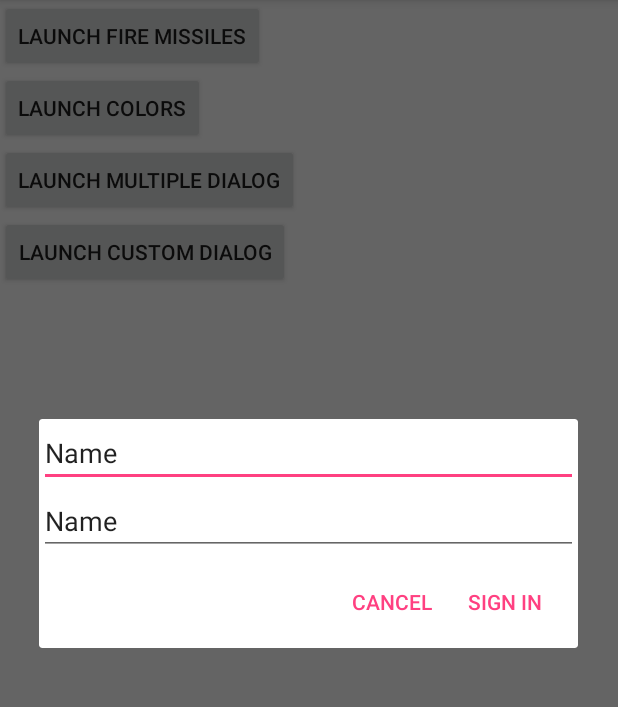
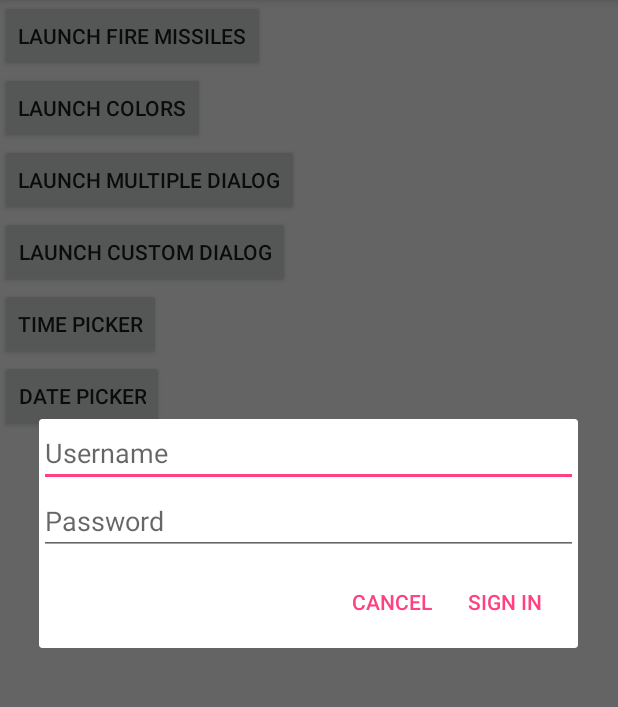
Before and after one commit to Hedge77/DialogsLab, an Android app: the screen it shows after launch (MainActivity), after a tap on "LAUNCH CUSTOM DIALOG", on a phone screen of 412 x 824 dp, the part 84-791 px from its top. Run offline under Robolectric (Android 15) with nearby library versions, the phone set to English and light mode, and no system bars.

Commit message:
finished lab

```diff
--- a/app/src/main/java/group7/tcss450/uw/edu/dialogslab/MainActivity.java
+++ b/app/src/main/java/group7/tcss450/uw/edu/dialogslab/MainActivity.java
@@ -23,6 +23,10 @@ public class MainActivity extends AppCompatActivity {
             fragment = new MultiListDialogFragment();
         } else if (v.getId() == R.id.custom_button) {
             fragment = new CustomDialogFragment();
+        } else if (v.getId() == R.id.time_button) {
+            fragment = new TimePickerDialogFragment();
+        } else if (v.getId() == R.id.date_button) {
+            fragment = new DatePickerDialogFragment();
         }
         if (fragment != null) {
             fragment.show(getSupportFragmentManager(), "launch");
--- a/app/src/main/res/layout/activity_main.xml
+++ b/app/src/main/res/layout/activity_main.xml
@@ -35,5 +35,19 @@
         android:text="@string/launch_custom_dialog"
         android:onClick="launch" />
 
+    <Button
+        android:id="@+id/time_button"
+        android:layout_width="wrap_content"
+        android:layout_height="wrap_content"
+        android:text="@string/launch_time_picker_dialog"
+        android:onClick="launch" />
+
+    <Button
+        android:id="@+id/date_button"
+        android:layout_width="wrap_content"
+        android:layout_height="wrap_content"
+        android:text="@string/launch_date_picker_dialog"
+        android:onClick="launch" />
+
 
 </LinearLayout>
--- a/app/src/main/res/layout/fragment_custom_dialog.xml
+++ b/app/src/main/res/layout/fragment_custom_dialog.xml
@@ -11,14 +11,14 @@
         android:layout_width="match_parent"
         android:layout_height="wrap_content"
         android:ems="10"
-        android:inputType="textPersonName"
-        android:text="Name" />
+        android:hint="Username"
+        android:inputType="textPersonName" />
 
     <EditText
         android:id="@+id/editText2"
         android:layout_width="match_parent"
         android:layout_height="wrap_content"
         android:ems="10"
-        android:inputType="textPersonName"
-        android:text="Name" />
+        android:hint="Password"
+        android:inputType="textPersonName" />
 </LinearLayout>
--- a/app/src/main/res/values/strings.xml
+++ b/app/src/main/res/values/strings.xml
@@ -31,4 +31,6 @@
     <string name="password">Enter password</string>
     <string name="signin">Sign In</string>
     <string name="launch_custom_dialog">Launch Custom Dialog</string>
+    <string name="launch_time_picker_dialog">Time Picker</string>
+    <string name="launch_date_picker_dialog">Date Picker</string>
 </resources>
```
Also changed, not shown: app/src/main/java/group7/tcss450/uw/edu/dialogslab/DatePickerDialogFragment.java (added, +48 -0 lines).
